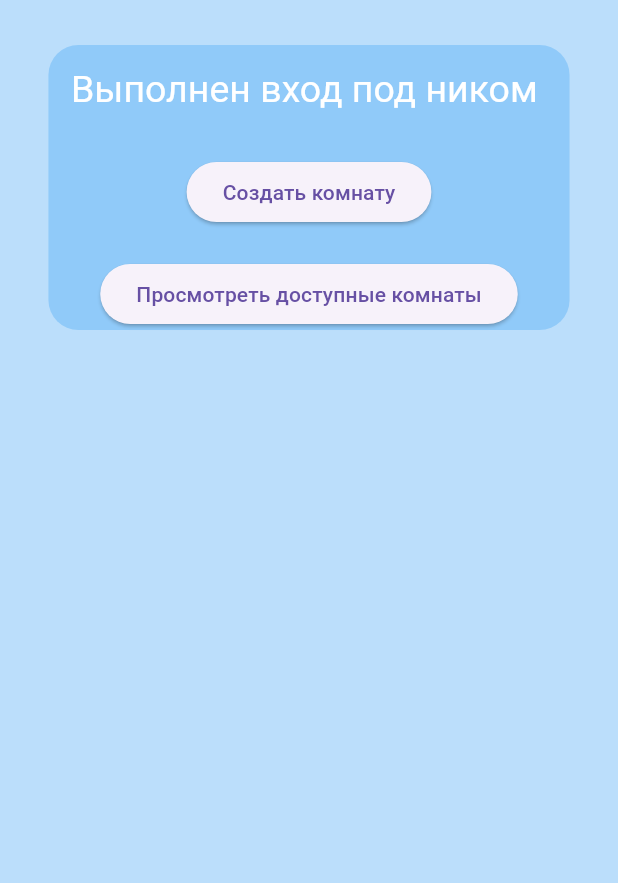
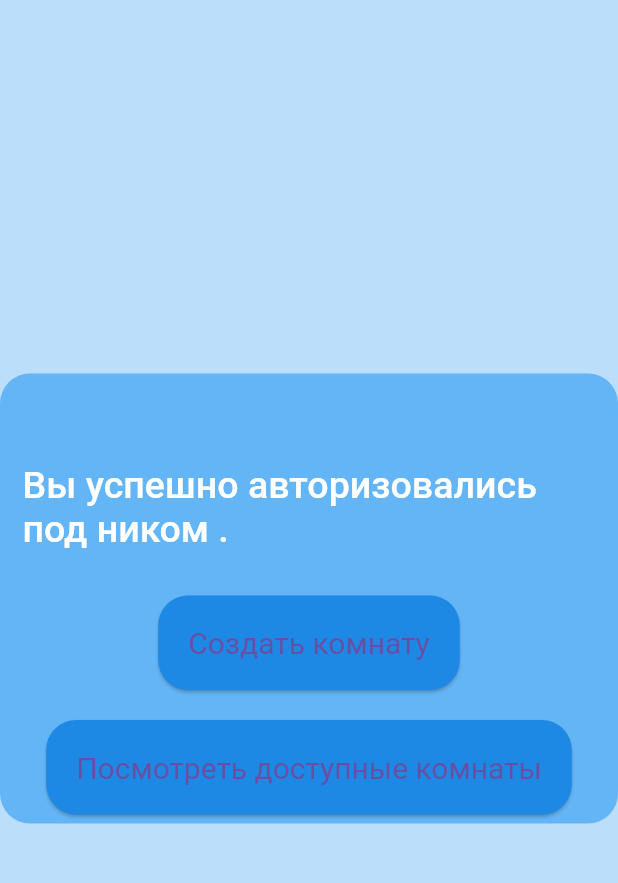
Before and after one commit to polinahmedova/krestikinoliki, a Flutter app: the RoomsView screen opened by its route, on a phone screen of 412 x 824 dp, the part 84-967 px from its top. Run offline on Flutter 3.47's test engine with Material 3 defaults, Android fonts, the light colour scheme and no system bars; our stand-ins replace get.

Commit message:
home and rooms

```diff
--- a/krestikinolikigame/lib/app/modules/rooms/views/rooms_view.dart
+++ b/krestikinolikigame/lib/app/modules/rooms/views/rooms_view.dart
@@ -21,13 +21,15 @@ class RoomsView extends GetView<RoomsController> {
         width: double.infinity,
         color: Colors.blue[100],
         child: Column(
-          mainAxisAlignment: MainAxisAlignment.start,
+          mainAxisAlignment: MainAxisAlignment.center,
           children: [
             Padding(
               padding: EdgeInsets.only(top: 30),
               child: Container(
+                height: 300,
+                width: 600,
                 decoration: BoxDecoration(
-                    color: Colors.blue[200],
+                    color: Colors.blue[300],
                     borderRadius: BorderRadius.circular(20)),
                 child: Column(
                   children: [
@@ -35,16 +37,17 @@ class RoomsView extends GetView<RoomsController> {
                       child: Flexible(
                         child: Padding(
                           padding: EdgeInsets.only(
-                              top: 15, left: 15, right: 15, bottom: 10),
+                              top: 60, left: 15, right: 15, bottom: 10),
                           child: RichText(
                             text: TextSpan(
                               children: <TextSpan>[
                                 TextSpan(
-                                    text: 'Выполнен вход под ником $nickname',
+                                    text:
+                                        'Вы успешно авторизовались под ником $nickname.',
                                     style: TextStyle(
                                       color: Colors.white,
                                       fontSize: 25,
-                                      fontWeight: FontWeight.w400,
+                                      fontWeight: FontWeight.w500,
                                     )),
                               ],
                             ),
@@ -55,11 +58,19 @@ class RoomsView extends GetView<RoomsController> {
                     SizedBox(height: 20),
                     ElevatedButton(
                       onPressed: () {
-                        Get.toNamed(Routes.CREATEROOM,
-                            arguments:
-                                nickname); // Navigate to create room page
+                        Get.toNamed(Routes.CREATEROOM, arguments: nickname);
+                        // Navigate to create room page
                       },
                       child: Text('Создать комнату'),
+                      style: ElevatedButton.styleFrom(
+                        shape: RoundedRectangleBorder(
+                          borderRadius: BorderRadius.circular(20),
+                        ),
+                        backgroundColor: Colors.blue[600],
+                        padding: EdgeInsets.all(20), // increase padding
+                        textStyle:
+                            TextStyle(fontSize: 20), // increase font size
+                      ),
                     ),
                     SizedBox(height: 20),
                     ElevatedButton(
@@ -68,8 +79,20 @@ class RoomsView extends GetView<RoomsController> {
                             arguments:
                                 nickname); // Navigate to view available rooms page
                       },
-                      child: Text('Просмотреть доступные комнаты'),
+                      child: Text('Посмотреть доступные комнаты'),
+                      style: ElevatedButton.styleFrom(
+                        shape: RoundedRectangleBorder(
+                          borderRadius: BorderRadius.circular(20),
+                        ),
+                        backgroundColor: Colors.blue[600],
+                        padding: EdgeInsets.all(20), // increase padding
+                        textStyle:
+                            TextStyle(fontSize: 20), // increase font size
+                      ),
                     ),
+                    SizedBox(
+                      height: 20,
+                    )
                   ],
                 ),
               ),
```
Also changed, not shown: krestikinolikigame/lib/app/modules/home/views/home_view.dart (+51 -4 lines).
